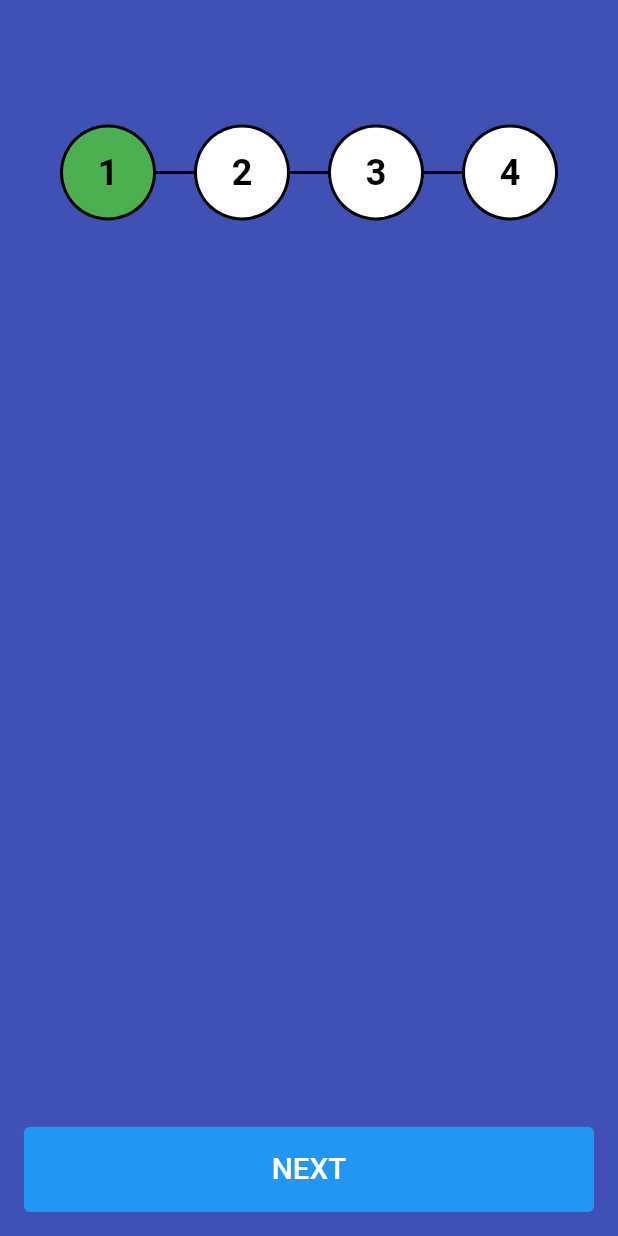
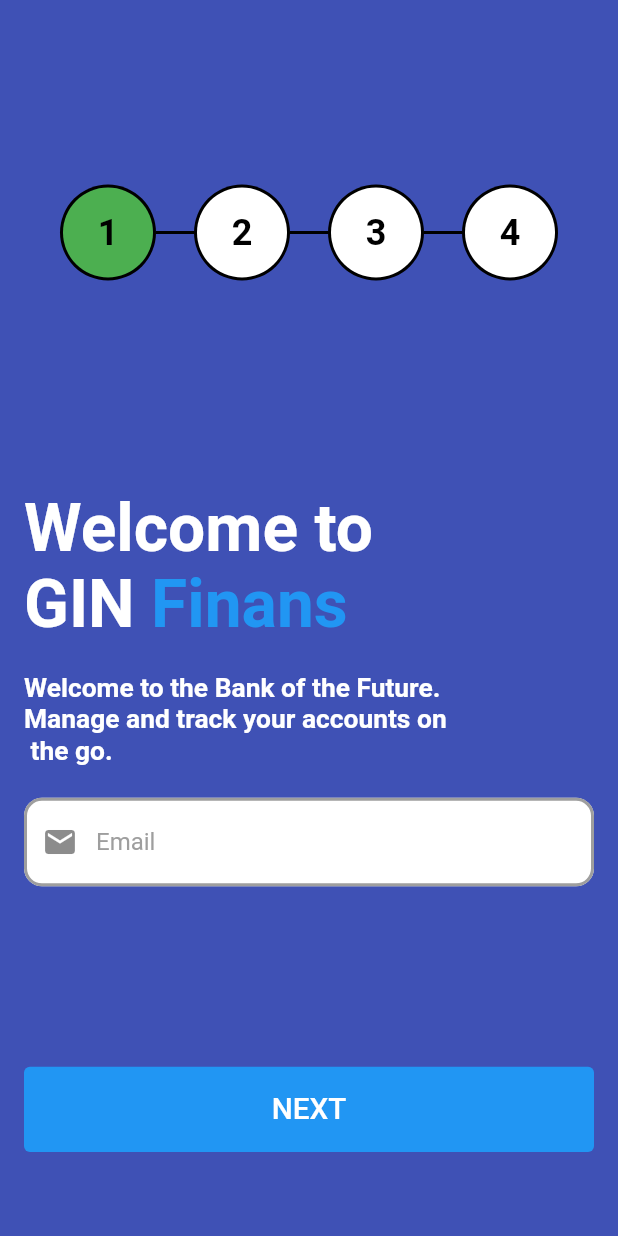
Before and after one commit to imsanjaysah/flutter_registration, a Flutter app: the screen it shows after launch, on a phone screen of 412 x 824 dp. Run offline on Flutter 3.47's test engine with Material 2 defaults, Android fonts, the light colour scheme and no system bars; Roboto replaces fonts that are missing (Muli).

Commit message:
Page 1 design completed

```diff
--- a/lib/screens/registration/components/registration_step_one.dart
+++ b/lib/screens/registration/components/registration_step_one.dart
@@ -1,9 +1,10 @@
 import 'package:flutter/cupertino.dart';
+import 'package:flutter/material.dart';
+import 'package:flutter_registration/config/size_config.dart';
 
 class RegistrationStepOne extends StatefulWidget {
   @override
   State<StatefulWidget> createState() => _RegistrationStepOneState();
-
 }
 
 class _RegistrationStepOneState extends State<RegistrationStepOne> {
@@ -12,14 +13,63 @@ class _RegistrationStepOneState extends State<RegistrationStepOne> {
     return _body;
   }
 
-  Widget get _body => Column(
-    children: [
+  Widget get _body =>
+      Column(
+        crossAxisAlignment: CrossAxisAlignment.start,
+        children: [
+          _welcomeTitle,
+          SizedBox(height: getProportionateScreenHeight(20),),
+          _welcomeBody,
+          SizedBox(height: getProportionateScreenHeight(20),),
+          _email
+        ],
+      );
 
-    ],
-  );
+  Widget get _welcomeTitle =>
+      Text.rich(
+        TextSpan(
+          style: TextStyle(
+              fontSize: getProportionateScreenWidth(40),
+              fontWeight: FontWeight.bold,
+              color: Colors.white),
+          children: [
+            TextSpan(text: "Welcome to \nGIN "),
+            TextSpan(
+              text: "Finans",
+              style: TextStyle(
+                color: Colors.blue,
+              ),
+            ),
+          ],
+        ),
+      );
 
-  Widget get _welcomeTitle => null;
+  Widget get _welcomeBody =>
+      Text(
+        'Welcome to the Bank of the Future.\nManage and track your accounts on\n the go.',
+        style: TextStyle(
+            fontSize: getProportionateScreenWidth(16),
+            fontWeight: FontWeight.bold,
+            color: Colors.white),
+      );
 
-  Widget get _welcomeBody => null;
-
+  Widget get _email =>
+      TextField(
+        keyboardType: TextInputType.text,
+        decoration: InputDecoration(
+          hintText: 'Email',
+          hintStyle: TextStyle(color: Colors.grey),
+          filled: true,
+          fillColor: Colors.white,
+          enabledBorder: OutlineInputBorder(
+            borderRadius: BorderRadius.all(Radius.circular(12.0)),
+            borderSide: BorderSide(color: Colors.grey, width: 2),
+          ),
+          focusedBorder: OutlineInputBorder(
+            borderRadius: BorderRadius.all(Radius.circular(10.0)),
+            borderSide: BorderSide(color: Colors.grey),
+          ),
+          prefixIcon: Icon(Icons.email)
+        ),
+      );
 }
--- a/lib/screens/registration/registration_main_screen.dart
+++ b/lib/screens/registration/registration_main_screen.dart
@@ -26,7 +26,7 @@ class _RegistrationMainScreenState extends State<RegistrationMainScreen> {
   }
 
   Widget get _body => Container(
-    margin: EdgeInsets.all(16),
+    margin: EdgeInsets.only(left: 16, top: 56, right: 16, bottom: 56),
     child: Column(
           mainAxisAlignment: MainAxisAlignment.spaceBetween,
           children: [
```
